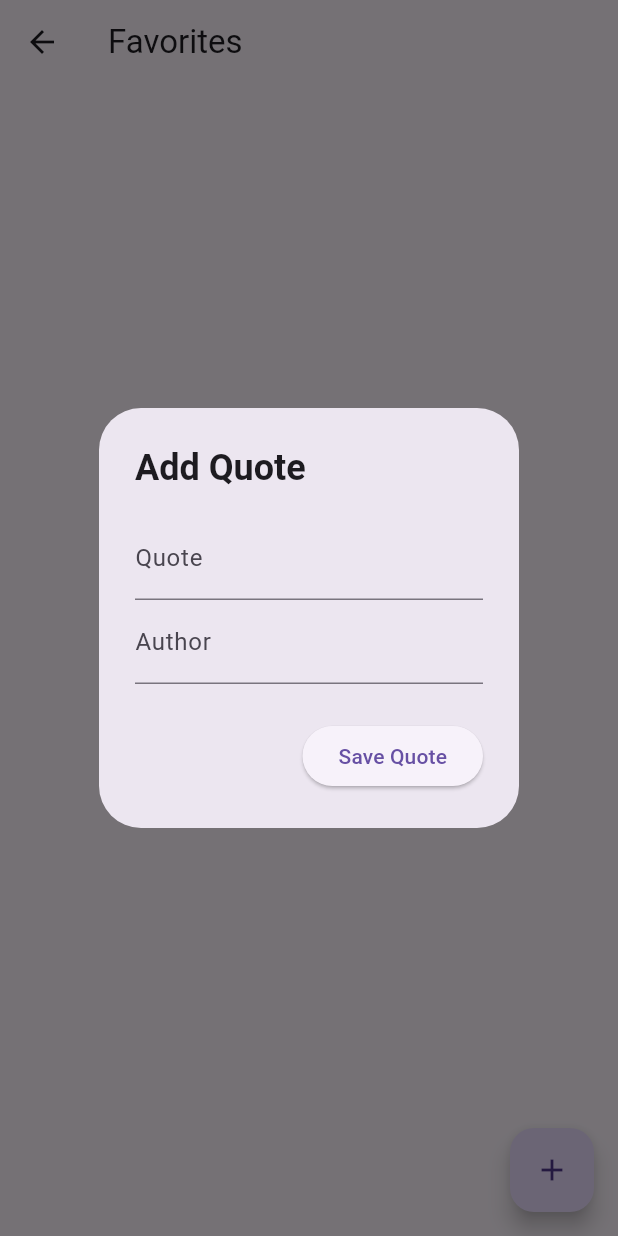
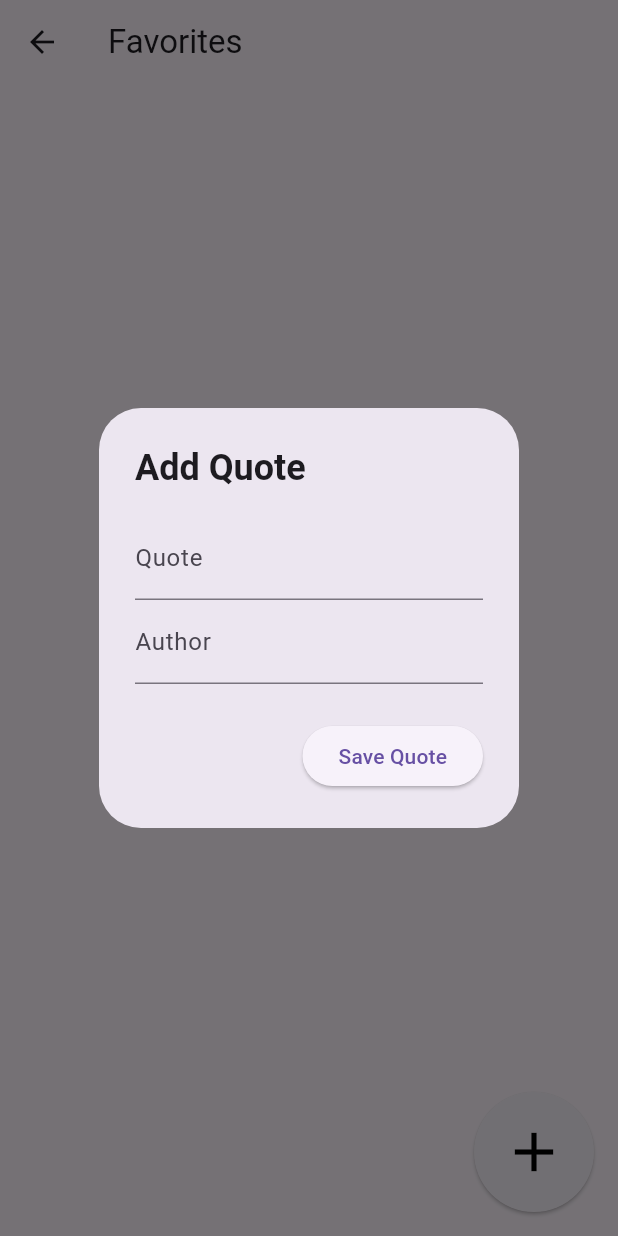
Before and after one commit to NeoEtIchiro/elevate_quote_generator, a Flutter app: the screen it shows after launch, item 2 of the bottom bar chosen, after a tap on the "add" icon, on a phone screen of 412 x 824 dp. Run offline on Flutter 3.47's test engine with Material 3 defaults, Android fonts, the phone set to English and light mode, and no system bars; our stand-ins replace sqflite; accounts and stored records are empty; generated files the repository leaves out were written again; network calls fail.

Commit message:
Le bouton plus est bien rond

```diff
--- a/lib/views/favorites.dart
+++ b/lib/views/favorites.dart
@@ -87,9 +87,21 @@ class _FavoritesScreenState extends State<FavoritesScreen> {
           );
         },
       ),
-      floatingActionButton: FloatingActionButton(
-        onPressed: () => _openAddQuotePopup(),
-        child: const Icon(Icons.add),
+      floatingActionButton: SizedBox(
+        width: 80.0, // Custom size for the button
+        height: 80.0, // Custom size for the button
+        child: ElevatedButton(
+          style: ElevatedButton.styleFrom(
+            shape: const CircleBorder(),
+            padding: const EdgeInsets.all(10.0),// Set the background color
+          ),
+          onPressed: () => _openAddQuotePopup(),
+          child: const Icon(
+            Icons.add,
+            size: 44.0, // Increase the icon size
+            color: Colors.black, // Set the icon color to white
+          ),
+        ),
       ),
     );
   }
```
